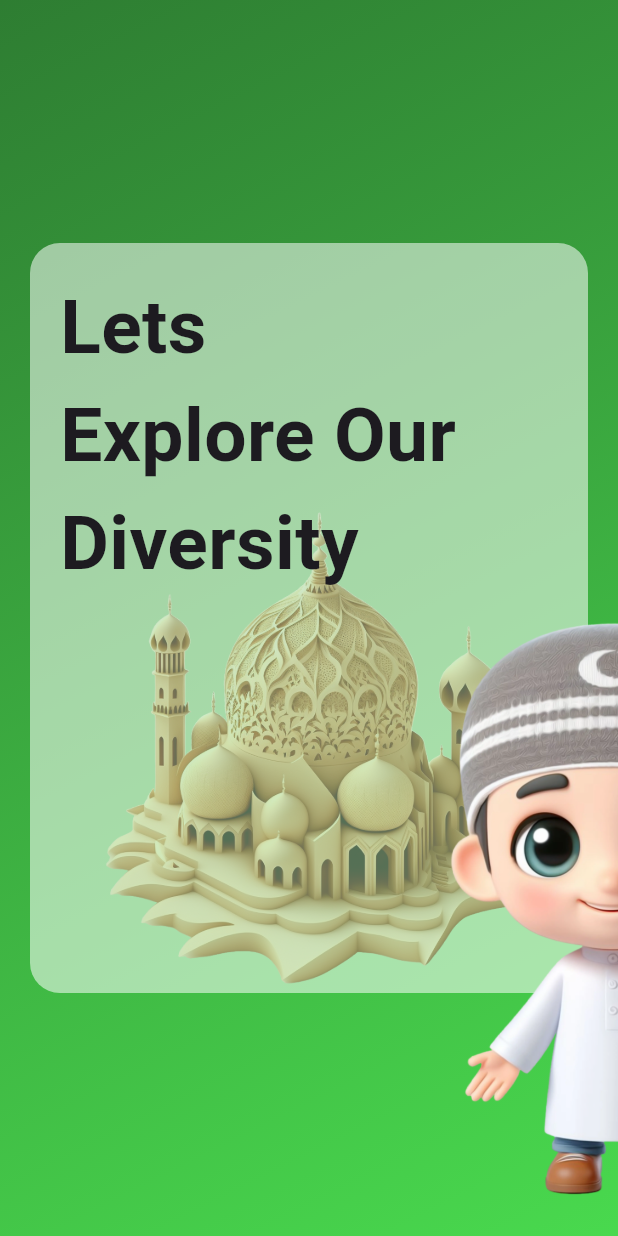
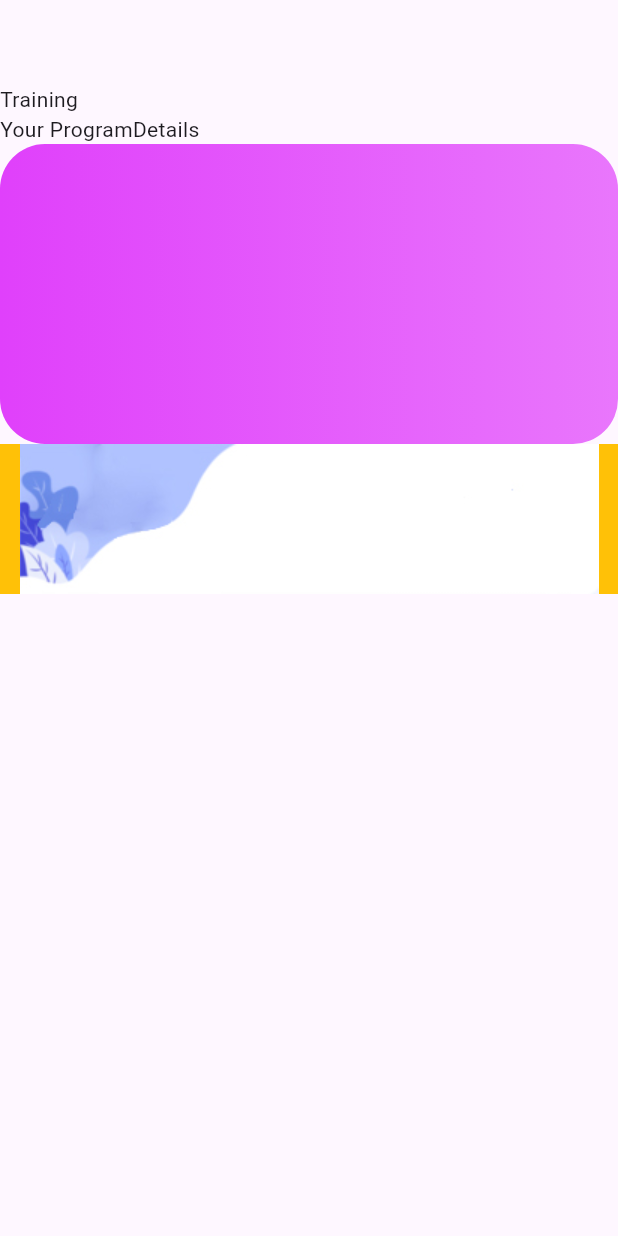
Before and after one commit to ZarXD/Zenith_App, a Flutter app: the screen it shows after launch, on a phone screen of 412 x 824 dp. Run offline on Flutter 3.47's test engine with Material 3 defaults, Android fonts, the phone set to English and light mode, and no system bars.

Commit message:
Navigation & Quiz

```diff
--- a/lib/main.dart
+++ b/lib/main.dart
@@ -1,5 +1,8 @@
 import 'package:flutter/material.dart';
-import 'package:zenith_app/tugas/layout_2.dart';
+import 'package:zenith_app/latihan/navigation/page_1.dart';
+import 'package:zenith_app/latihan/navigation/page_2.dart';
+import 'package:zenith_app/tugas/quiz/layout_quiz.dart';
+// import 'package:zenith_app/tugas/layout_2.dart';
 // import 'package:zenith_app/latihan/stack_layout.dart';
 // import 'package:zenith_app/latihan/stack.dart';
 // import 'package:zenith_app/latihan/expanded.dart';
@@ -22,7 +25,12 @@ class MyApp extends StatelessWidget {
   @override
   Widget build(BuildContext context) {
     return MaterialApp(
-      home: LayoutStack(),
+      // routes: {
+      //   "/" :(context)=>Page1(),
+      //   "/halaman2" :(context)=>Page2(),
+      // },
+      // initialRoute: "/",
+      home: QuizLayout(),
     );
   }
 }
--- /dev/null
+++ b/lib/tugas/quiz/layout_quiz.dart
@@ -0,0 +1,53 @@
+import 'package:flutter/material.dart';
+
+class QuizLayout extends StatelessWidget {
+  const QuizLayout({super.key});
+
+  @override
+  Widget build(BuildContext context) {
+    return Scaffold(
+      appBar: AppBar(),
+      body: Column(
+        children: [
+          Row(
+            children: [
+              Text("Training")
+            ],
+          ),
+          Row(
+            children: [
+              Text("Your Program"),
+              Text("Details")
+            ],
+          ),
+          Container(
+            width: double.infinity,
+            height: 200,
+            decoration: BoxDecoration(
+              borderRadius: BorderRadiusDirectional.circular(30),
+              gradient: LinearGradient(
+                colors: [
+                  Colors.purpleAccent,
+                  Colors.purpleAccent.withOpacity(0.7)
+                ],
+                begin: Alignment.centerLeft,
+                end: Alignment.centerRight
+              )
+            ),
+          ),
+          Container(
+            width: double.infinity,
+            height: 100,
+            decoration: BoxDecoration(
+              color: Colors.amber,
+              image: DecorationImage(
+                image: AssetImage("images/card.jpg"),
+                fit: BoxFit.contain
+                )
+            ),
+          )
+        ],
+      )
+    );
+  }
+}
--- a/pubspec.yaml
+++ b/pubspec.yaml
@@ -62,6 +62,11 @@ flutter:
    - images/sukuna.jpg
    - images/001.png
    - images/002.png
+   - images/card.jpg
+   - images/ex3.png
+   - images/ex4.png
+   - images/figure.png
+   - images/figure1.png
 
   # An image asset can refer to one or more resolution-specific "variants", see
   # https://flutter.dev/to/resolution-aware-images
```
Also changed, not shown: lib/latihan/navigation/page_1.dart (added, +49 -0 lines), lib/latihan/navigation/page_2.dart (added, +33 -0 lines), images/card.jpg (added), images/ex3.png (added), images/ex4.png (added), images/figure.png (added), images/figure1.png (added).
